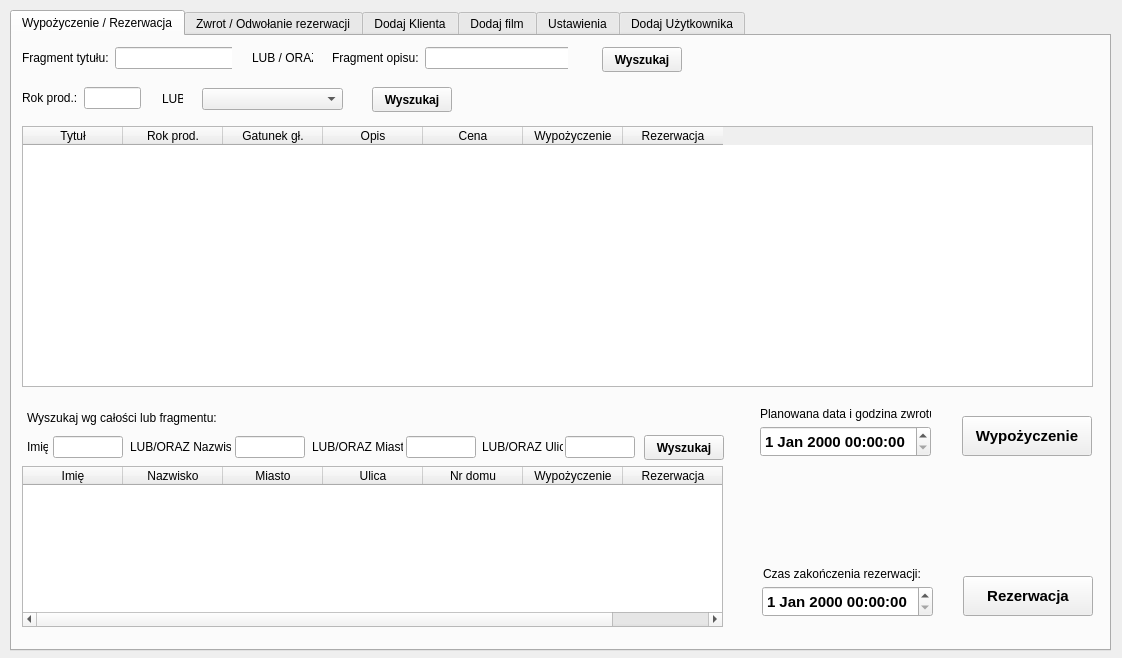
Above: RentDVD/wypozyczalnia.ui from ekspensum/CPP_Projects before the change. Below: the same form after it.
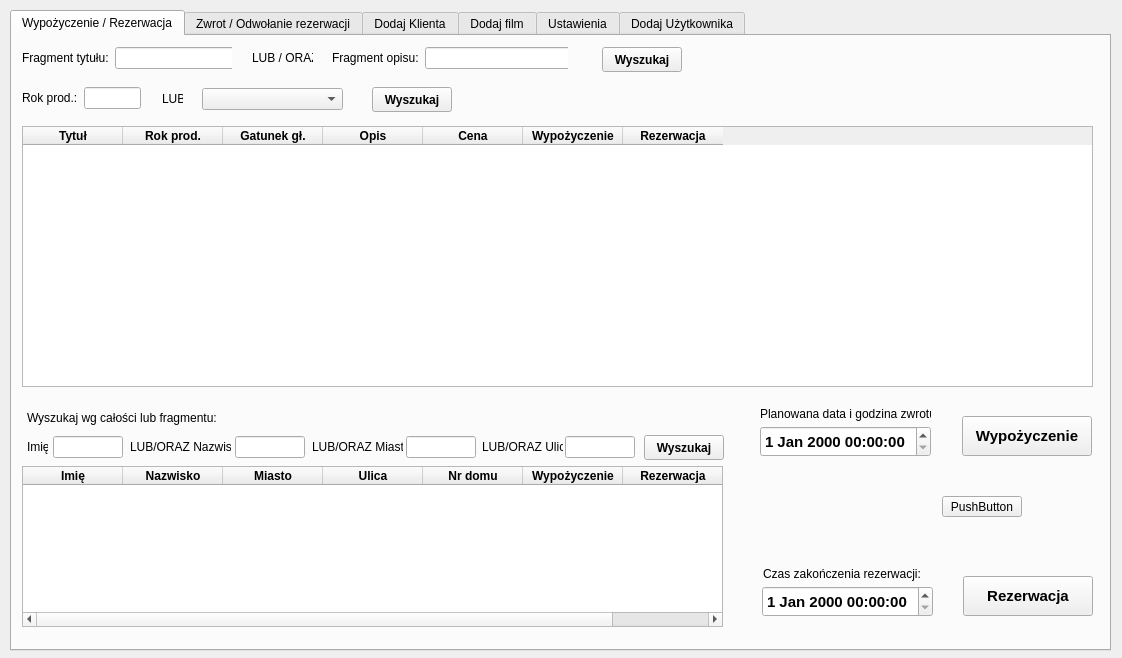
That is the form after the change.

Diff of the .ui file:
```diff
--- a/RentDVD/wypozyczalnia.ui
+++ b/RentDVD/wypozyczalnia.ui
@@ -48,36 +48,78 @@
       <property name="text">
        <string>Tytuł</string>
       </property>
+      <property name="font">
+       <font>
+        <weight>75</weight>
+        <bold>true</bold>
+       </font>
+      </property>
      </column>
      <column>
       <property name="text">
        <string>Rok prod.</string>
       </property>
+      <property name="font">
+       <font>
+        <weight>75</weight>
+        <bold>true</bold>
+       </font>
+      </property>
      </column>
      <column>
       <property name="text">
        <string>Gatunek gł.</string>
       </property>
+      <property name="font">
+       <font>
+        <weight>75</weight>
+        <bold>true</bold>
+       </font>
+      </property>
      </column>
      <column>
       <property name="text">
        <string>Opis</string>
       </property>
+      <property name="font">
+       <font>
+        <weight>75</weight>
+        <bold>true</bold>
+       </font>
+      </property>
      </column>
      <column>
       <property name="text">
        <string>Cena</string>
       </property>
+      <property name="font">
+       <font>
+        <weight>75</weight>
+        <bold>true</bold>
+       </font>
+      </property>
      </column>
      <column>
       <property name="text">
        <string>Wypożyczenie</string>
       </property>
+      <property name="font">
+       <font>
+        <weight>75</weight>
+        <bold>true</bold>
+       </font>
+      </property>
      </column>
      <column>
       <property name="text">
        <string>Rezerwacja</string>
       </property>
+      <property name="font">
+       <font>
+        <weight>75</weight>
+        <bold>true</bold>
+       </font>
+      </property>
      </column>
     </widget>
     <widget class="QComboBox" name="comboBoxGatunekWyszukaj">
@@ -159,7 +201,7 @@
       <rect>
        <x>740</x>
        <y>20</y>
-       <width>281</width>
+       <width>341</width>
        <height>41</height>
       </rect>
      </property>
@@ -173,6 +215,15 @@
      <property name="text">
       <string/>
      </property>
+     <property name="textFormat">
+      <enum>Qt::AutoText</enum>
+     </property>
+     <property name="scaledContents">
+      <bool>false</bool>
+     </property>
+     <property name="wordWrap">
+      <bool>true</bool>
+     </property>
     </widget>
     <widget class="QPushButton" name="pushButtonWypozyczenie">
      <property name="geometry">
@@ -363,36 +414,78 @@
       <property name="text">
        <string>Imię</string>
       </property>
+      <property name="font">
+       <font>
+        <weight>75</weight>
+        <bold>true</bold>
+       </font>
+      </property>
      </column>
      <column>
       <property name="text">
        <string>Nazwisko</string>
       </property>
+      <property name="font">
+       <font>
+        <weight>75</weight>
+        <bold>true</bold>
+       </font>
+      </property>
      </column>
      <column>
       <property name="text">
        <string>Miasto</string>
       </property>
+      <property name="font">
+       <font>
+        <weight>75</weight>
+        <bold>true</bold>
+       </font>
+      </property>
      </column>
      <column>
       <property name="text">
        <string>Ulica</string>
       </property>
+      <property name="font">
+       <font>
+        <weight>75</weight>
+        <bold>true</bold>
+       </font>
+      </property>
      </column>
      <column>
       <property name="text">
        <string>Nr domu</string>
       </property>
+      <property name="font">
+       <font>
+        <weight>75</weight>
+        <bold>true</bold>
+       </font>
+      </property>
      </column>
      <column>
       <property name="text">
        <string>Wypożyczenie</string>
       </property>
+      <property name="font">
+       <font>
+        <weight>75</weight>
+        <bold>true</bold>
+       </font>
+      </property>
      </column>
      <column>
       <property name="text">
        <string>Rezerwacja</string>
       </property>
+      <property name="font">
+       <font>
+        <weight>75</weight>
+        <bold>true</bold>
+       </font>
+      </property>
      </column>
     </widget>
     <widget class="QLineEdit" name="lineEditImieWyszukaj">
@@ -579,6 +672,19 @@
       </font>
      </property>
     </widget>
+    <widget class="QPushButton" name="pushButton">
+     <property name="geometry">
+      <rect>
+       <x>930</x>
+       <y>460</y>
+       <width>80</width>
+       <height>21</height>
+      </rect>
+     </property>
+     <property name="text">
+      <string>PushButton</string>
+     </property>
+    </widget>
    </widget>
    <widget class="QWidget" name="tabZwrotOdwolanieRezerwacji">
     <attribute name="title">
```
Left out of the diff: 4 changed lines with no effect on the pictures.
